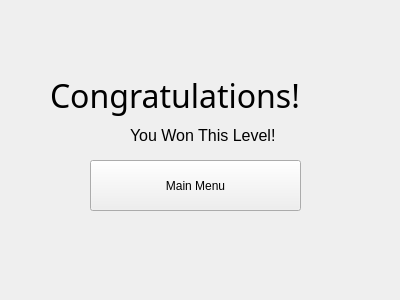
Before: the Qt Designer form gamewondialog.ui in Ashley00/A8SodukoGame, drawn with Qt 5.
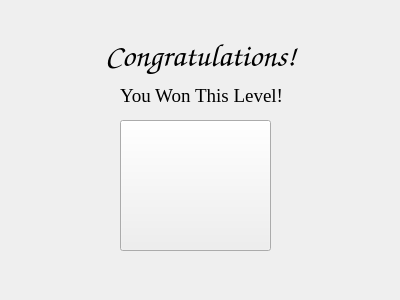
After: the same form once the commit is applied. Icons and pictures are not drawn.

```diff
--- a/gamewondialog.ui
+++ b/gamewondialog.ui
@@ -16,47 +16,65 @@
   <widget class="QLabel" name="label">
    <property name="geometry">
     <rect>
-     <x>50</x>
-     <y>70</y>
+     <x>40</x>
+     <y>30</y>
      <width>321</width>
      <height>51</height>
     </rect>
    </property>
    <property name="font">
     <font>
-     <family>Montserrat Alternates Black</family>
+     <family>Comic Sans MS</family>
      <pointsize>24</pointsize>
+     <bold>true</bold>
     </font>
    </property>
    <property name="text">
     <string>Congratulations!</string>
    </property>
+   <property name="alignment">
+    <set>Qt::AlignCenter</set>
+   </property>
   </widget>
   <widget class="QPushButton" name="mainMenuButton">
    <property name="geometry">
     <rect>
-     <x>90</x>
-     <y>160</y>
-     <width>211</width>
-     <height>51</height>
-    </rect>
-   </property>
-   <property name="text">
-    <string>Main Menu</string>
-   </property>
-  </widget>
-  <widget class="QLabel" name="label_2">
-   <property name="geometry">
-    <rect>
-     <x>130</x>
+     <x>120</x>
      <y>120</y>
+     <width>151</width>
+     <height>131</height>
+    </rect>
+   </property>
+   <property name="cursor">
+    <cursorShape>PointingHandCursor</cursorShape>
+   </property>
+   <property name="text">
+    <string/>
+   </property>
+   <property name="icon">
+    <iconset resource="images.qrc">
+     <normaloff>:/images/main.png</normaloff>:/images/main.png</iconset>
+   </property>
+   <property name="iconSize">
+    <size>
+     <width>270</width>
+     <height>140</height>
+    </size>
+   </property>
+  </widget>
+  <widget class="QLabel" name="label_2">
+   <property name="geometry">
+    <rect>
+     <x>120</x>
+     <y>80</y>
      <width>171</width>
      <height>31</height>
     </rect>
    </property>
    <property name="font">
     <font>
-     <pointsize>12</pointsize>
+     <family>Times New Roman</family>
+     <pointsize>14</pointsize>
     </font>
    </property>
    <property name="text">
```
Left out of the diff: 4 changed lines with no effect on the pictures.
